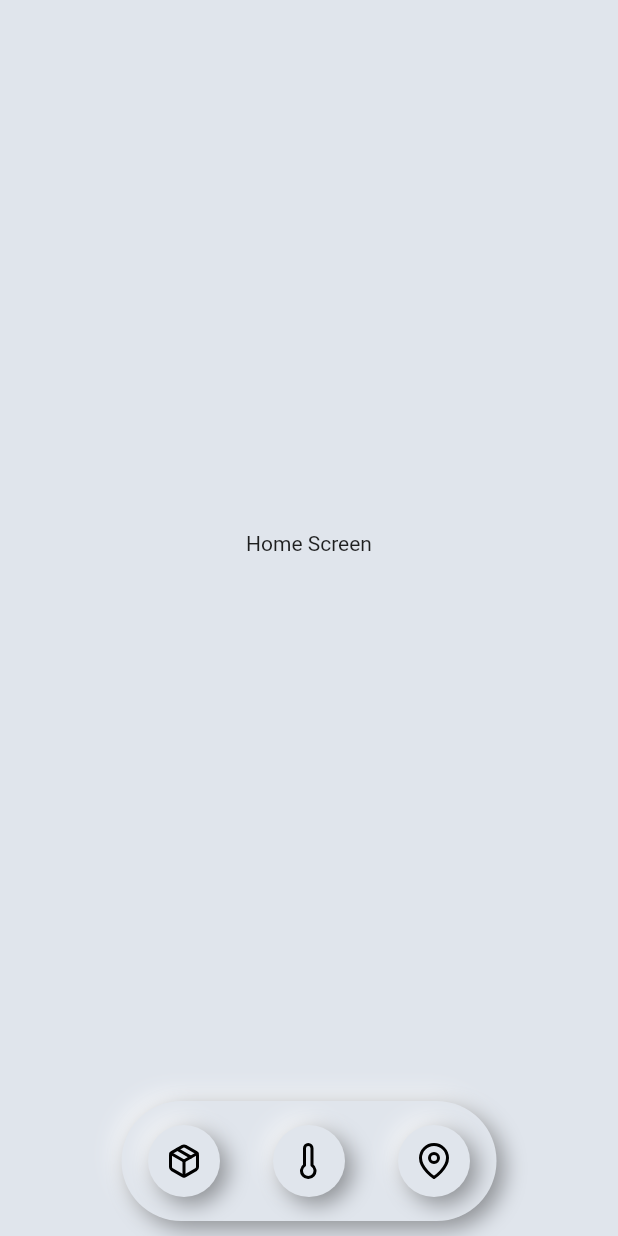
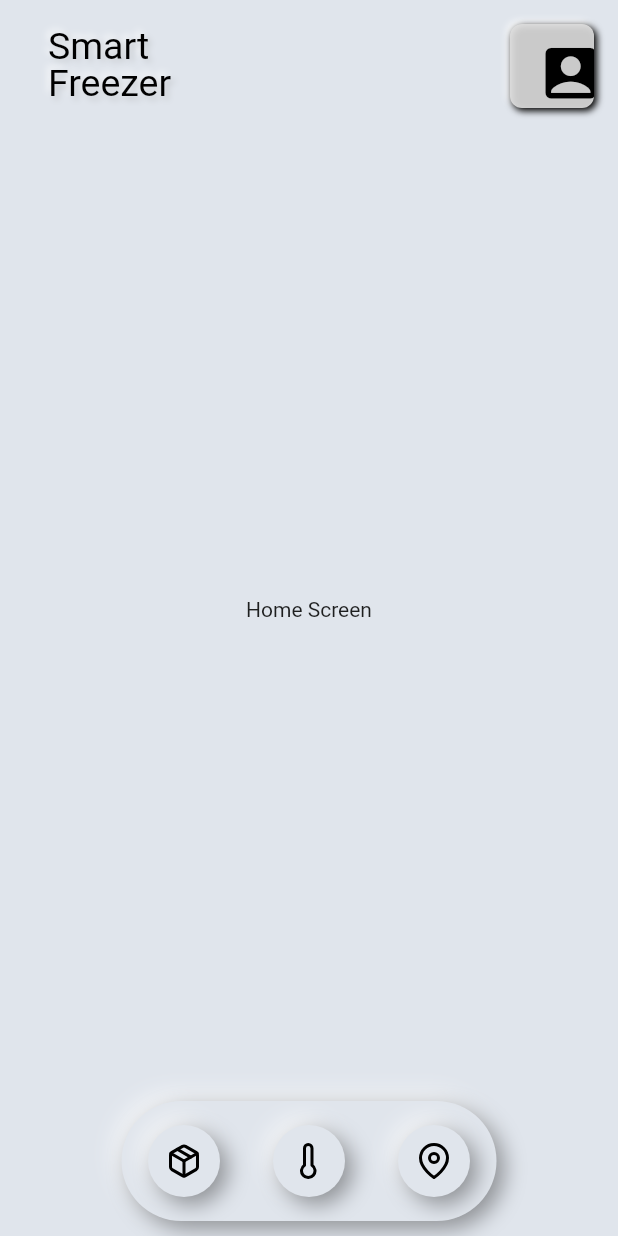
Before and after one commit to Sammonnay-Sarcar/Smart-Refrigerator, a Flutter app: the screen it shows after launch, on a phone screen of 412 x 824 dp. Run offline on Flutter 3.47's test engine with Material 2 defaults, Android fonts, the phone set to English and light mode, and no system bars; drawn by our look-alikes of flutter_neumorphic; our stand-ins replace flutter_feather_icons; Roboto replaces fonts that are missing (Poppins).

Commit message:
final commit for the day

```diff
--- a/lib/bottomNavigationBar.dart
+++ b/lib/bottomNavigationBar.dart
@@ -5,8 +5,9 @@ import 'package:flutter_feather_icons/flutter_feather_icons.dart';
 
 import 'package:flutter_neumorphic/flutter_neumorphic.dart';
 import 'package:smart_refrigerator/features/Content/screen/content_screen.dart';
-import 'package:smart_refrigerator/features/Home%20Screen/screen/home_screen.dart';
 import 'package:smart_refrigerator/features/Location/screen/location_screen.dart';
+
+import 'features/Home Screen/screen/home_screen.dart';
 
 class RoundedBottomNavigationBar extends StatefulWidget {
   const RoundedBottomNavigationBar({super.key});
@@ -33,6 +34,37 @@ class _RoundedBottomNavigationBarState
   @override
   Widget build(BuildContext context) {
     return Scaffold(
+      appBar: NeumorphicAppBar(
+        title: NeumorphicText(
+          'Smart\nFreezer',
+          textAlign: TextAlign.left,
+          textStyle: NeumorphicTextStyle(
+            fontSize: 25,
+            fontFamily: 'Poppins',
+            height: 1,
+          ),
+          style: const NeumorphicStyle(
+            depth: 5,
+            color: Colors.black,
+            shadowDarkColor: Colors.grey,
+          ),
+        ),
+        actions: <Widget>[
+          NeumorphicButton(
+              style: const NeumorphicStyle(
+                intensity: 5,
+                depth: 3,
+                lightSource: LightSource.topLeft,
+                shape: NeumorphicShape.flat,
+                color: Color(0xE8DEDEDE),
+              ),
+              onPressed: () {},
+              child: const Icon(
+                Icons.account_box_rounded,
+                size: 45,
+              ))
+        ],
+      ),
       body: _pages[_selectedIndex],
       bottomNavigationBar: Container(
         height: 100,
--- a/lib/main.dart
+++ b/lib/main.dart
@@ -1,4 +1,3 @@
-
 import 'package:flutter/material.dart';
 import 'package:flutter_neumorphic/flutter_neumorphic.dart';
 import 'package:smart_refrigerator/bottomNavigationBar.dart';
@@ -7,10 +6,15 @@ void main() {
   runApp(MyApp());
 }
 
-class MyApp extends StatelessWidget {
+class MyApp extends StatefulWidget {
+  @override
+  State<MyApp> createState() => _MyAppState();
+}
+
+class _MyAppState extends State<MyApp> {
   @override
   Widget build(BuildContext context) {
-    return NeumorphicApp(
+    return const NeumorphicApp(
       title: 'Neumorphic App',
       debugShowCheckedModeBanner: false,
       themeMode: ThemeMode.light,
```
Also changed, not shown: 1 other file.
